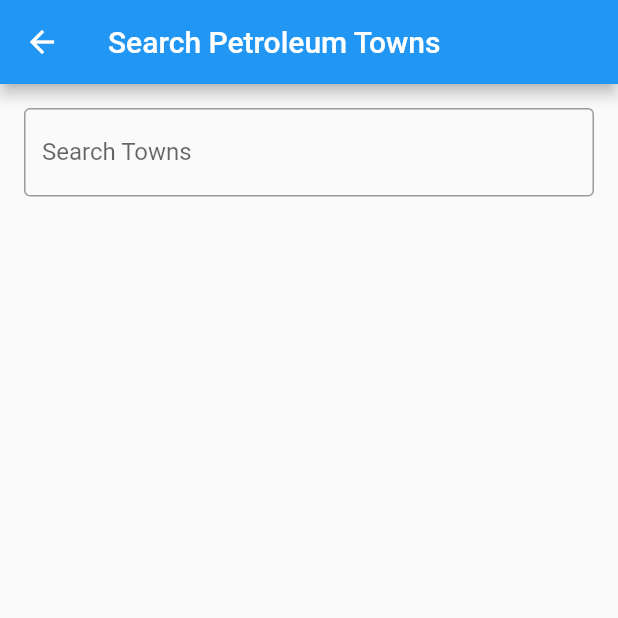
After one commit to collins-1905/epra, a Flutter app: the screen it shows after launch, after a tap on "CURRENT PUMP PRICES", on a phone screen of 412 x 824 dp, the top half of it. The commit adds this screen. Run offline on Flutter 3.47's test engine with Material 2 defaults, Android fonts, the phone set to English and light mode, and no system bars; our stand-ins replace webview_flutter; network calls fail.

Commit message:
Added Petroleum Prices

```diff
--- a/lib/pages/home_page.dart
+++ b/lib/pages/home_page.dart
@@ -1,6 +1,8 @@
 import 'package:epra/pages/employee_details.dart';
 import 'package:epra/pages/epra_portal.dart';
 import 'package:epra/pages/licence_status.dart';
+import 'package:epra/pages/ppa_status.dart';
+import 'package:epra/pages/pump_prices.dart';
 import 'package:flutter/material.dart';
 
 class HomePage extends StatelessWidget {
@@ -48,6 +50,24 @@ class HomePage extends StatelessWidget {
                   color: Colors.white,
                   elevation: 4, // Add elevation for a card-like effect
                   child: ListTile(
+                    leading: Icon(Icons.gas_meter_outlined),
+                    title: Text('CURRENT PUMP PRICES'),
+                    //subtitle: Text('Subtitle 1'),
+                    onTap: () {
+                      Navigator.push(
+                          context,
+                          MaterialPageRoute(
+                              builder: (context) => PetroleumTownWidget()));
+                    },
+                  ),
+                ),
+                const SizedBox(
+                  height: 30,
+                ),
+                Card(
+                  color: Colors.white,
+                  elevation: 4, // Add elevation for a card-like effect
+                  child: ListTile(
                     leading: Icon(Icons.badge_outlined),
                     title: Text('CONFIRM EPRA LICENCE'),
                     //subtitle: Text('Subtitle 1'),
@@ -83,10 +103,13 @@ class HomePage extends StatelessWidget {
                   elevation: 4,
                   child: ListTile(
                     leading: Icon(Icons.cases_outlined),
-                    title: Text('CONFIRM PPA STATUS'),
+                    title: Text('CHECK PPA STATUS'),
                     // subtitle: Text('Subtitle 3'),
                     onTap: () {
-                      // Add your onTap action here for ListTile 3
+                      Navigator.push(
+                          context,
+                          MaterialPageRoute(
+                              builder: (context) => const PPAStatusWidget()));
                     },
                   ),
                 ),
--- a/lib/pages/ppa_status.dart
+++ b/lib/pages/ppa_status.dart
@@ -18,7 +18,7 @@ class _PPAStatusWidgetState extends State<PPAStatusWidget> {
   bool showErrorMessage = false;
   Future<void> getLicenceStatus() async {
     var response = await http.get(Uri.parse(
-        'https://portal.erc.go.ke:8200/api/ussdservices/licencestatus?token=w8VcxKr77f6tn4GSVfBe5jiJYag5R4km&LicenceNumber=${_ppaStatusController.text}'));
+        'https://portal.erc.go.ke:8200/api/ussdservices/ppa-progress?token=w8VcxKr77f6tn4GSVfBe5jiJYag5R4km&ref=${_ppaStatusController.text}'));
     if (response.statusCode == 200) {
       Map<String, dynamic> finalResponse = jsonDecode(response.body);
 
@@ -78,9 +78,9 @@ class _PPAStatusWidgetState extends State<PPAStatusWidget> {
                       subtitle: Column(
                         crossAxisAlignment: CrossAxisAlignment.start,
                         children: [
-                          Text(projectTitle),
-                          Text(powerGenerator),
-                          Text(status),
+                          Text('Project Title: $projectTitle'),
+                          Text('Power Generator: $powerGenerator'),
+                          Text('Status: $status'),
                         ],
                       ),
                     ),
@@ -105,7 +105,7 @@ class _PPAStatusWidgetState extends State<PPAStatusWidget> {
               showErrorMessage
                   ? "Licence not found"
                   : "", // Show the message if licenceStatus is empty
-              style: TextStyle(
+              style: const TextStyle(
                   color: Colors.red), // You can customize the text style
             ),
             const SizedBox(height: 25),
--- /dev/null
+++ b/lib/pages/pump_prices.dart
@@ -0,0 +1,312 @@
+import 'package:flutter/material.dart';
+
+class MyApp extends StatelessWidget {
+  @override
+  Widget build(BuildContext context) {
+    return MaterialApp(
+      title: 'Petroleum Towns',
+      home: PetroleumTownWidget(),
+    );
+  }
+}
+
+class PetroleumTownWidget extends StatefulWidget {
+  @override
+  _PetroleumTownWidgetState createState() => _PetroleumTownWidgetState();
+}
+
+class _PetroleumTownWidgetState extends State<PetroleumTownWidget> {
+  // Sample list of petroleum towns with IDs
+  List<Map<String, dynamic>> petroleumTowns = [
+    {"PetroleumTownID": "1", "PetroleumTownName": "Mombasa"},
+    {"PetroleumTownID": "2", "PetroleumTownName": "Kilifi"},
+    {"PetroleumTownID": "3", "PetroleumTownName": "Likoni Mainland"},
+    {"PetroleumTownID": "4", "PetroleumTownName": "Kwale"},
+    {"PetroleumTownID": "5", "PetroleumTownName": "Malindi"},
+    {"PetroleumTownID": "6", "PetroleumTownName": "Lungalunga"},
+    {"PetroleumTownID": "7", "PetroleumTownName": "Voi"},
+    {"PetroleumTownID": "8", "PetroleumTownName": "Taveta"},
+    {"PetroleumTownID": "9", "PetroleumTownName": "Lamu"},
+    {"PetroleumTownID": "10", "PetroleumTownName": "Nairobi"},
+    {"PetroleumTownID": "11", "PetroleumTownName": "Thika"},
+    {"PetroleumTownID": "12", "PetroleumTownName": "Machakos"},
+    {"PetroleumTownID": "13", "PetroleumTownName": "Kajiado"},
+    {"PetroleumTownID": "14", "PetroleumTownName": "Makuyu"},
+    {"PetroleumTownID": "15", "PetroleumTownName": "Muranga"},
+    {"PetroleumTownID": "16", "PetroleumTownName": "Sagana"},
+    {"PetroleumTownID": "17", "PetroleumTownName": "Embu"},
+    {"PetroleumTownID": "18", "PetroleumTownName": "Kerugoya"},
+    {"PetroleumTownID": "19", "PetroleumTownName": "Narok"},
+    {"PetroleumTownID": "20", "PetroleumTownName": "Nyeri"},
+    {"PetroleumTownID": "21", "PetroleumTownName": "Namanga"},
+    {"PetroleumTownID": "22", "PetroleumTownName": "Kiganjo"},
+    {"PetroleumTownID": "23", "PetroleumTownName": "Chuka"},
+    {"PetroleumTownID": "24", "PetroleumTownName": "Kitui"},
+    {"PetroleumTownID": "25", "PetroleumTownName": "Mwingi"},
+    {"PetroleumTownID": "26", "PetroleumTownName": "Nanyuki"},
+    {"PetroleumTownID": "27", "PetroleumTownName": "Nkubu"},
+    {"PetroleumTownID": "28", "PetroleumTownName": "Mtito Andei"},
+    {"PetroleumTownID": "29", "PetroleumTownName": "Meru"},
+    {"PetroleumTownID": "30", "PetroleumTownName": "Isiolo"},
+    {"PetroleumTownID": "31", "PetroleumTownName": "Maua"},
+    {"PetroleumTownID": "32", "PetroleumTownName": "Garisa"},
+    {"PetroleumTownID": "33", "PetroleumTownName": "Marsabit"},
+    {"PetroleumTownID": "34", "PetroleumTownName": "Liboi"},
+    {"PetroleumTownID": "35", "PetroleumTownName": "Wajir"},
+    {"PetroleumTownID": "36", "PetroleumTownName": "Mandera"},
+    {"PetroleumTownID": "37", "PetroleumTownName": "Nakuru"},
+    {"PetroleumTownID": "38", "PetroleumTownName": "Gilgil"},
+    {"PetroleumTownID": "39", "PetroleumTownName": "Mogotio"},
+    {"PetroleumTownID": "40", "PetroleumTownName": "Molo"},
+    {"PetroleumTownID": "41", "PetroleumTownName": "Londiani"},
+    {"PetroleumTownID": "42", "PetroleumTownName": "Nyahururu"},
+    {"PetroleumTownID": "43", "PetroleumTownName": "Naivasha"},
+    {"PetroleumTownID": "44", "PetroleumTownName": "Marigat"},
+    {"PetroleumTownID": "45", "PetroleumTownName": "Kabarnet"},
+    {"PetroleumTownID": "46", "PetroleumTownName": "Bomet"},
+    {"PetroleumTownID": "47", "PetroleumTownName": "Maral"},
+    {"PetroleumTownID": "48", "PetroleumTownName": "Eldoret"},
+    {"PetroleumTownID": "49", "PetroleumTownName": "Kapsabet"},
+    {"PetroleumTownID": "50", "PetroleumTownName": "Webuye"},
+    {"PetroleumTownID": "51", "PetroleumTownName": "Kitale"},
+    {"PetroleumTownID": "52", "PetroleumTownName": "Kapenguria"},
+    {"PetroleumTownID": "53", "PetroleumTownName": "Bungoma"},
+    {"PetroleumTownID": "54", "PetroleumTownName": "Malaba"},
+    {"PetroleumTownID": "55", "PetroleumTownName": "Lokichogio"},
+    {"PetroleumTownID": "56", "PetroleumTownName": "Kisumu"},
+    {"PetroleumTownID": "57", "PetroleumTownName": "Sondu"},
+    {"PetroleumTownID": "58", "PetroleumTownName": "Oyugis"},
+    {"PetroleumTownID": "59", "PetroleumTownName": "Kakamega"},
+    {"PetroleumTownID": "60", "PetroleumTownName": "Bondo"},
+    {"PetroleumTownID": "61", "PetroleumTownName": "Siaya"},
+    {"PetroleumTownID": "62", "PetroleumTownName": "Kericho"},
+    {"PetroleumTownID": "63", "PetroleumTownName": "Nyamira"},
+    {"PetroleumTownID": "64", "PetroleumTownName": "Kisii"},
+    {"PetroleumTownID": "65", "PetroleumTownName": "Sotik"},
+    {"PetroleumTownID": "66", "PetroleumTownName": "Keroka"},
+    {"PetroleumTownID": "67", "PetroleumTownName": "Busia"},
+    {"PetroleumTownID": "68", "PetroleumTownName": "Homabay"},
+    {"PetroleumTownID": "69", "PetroleumTownName": "Migori"},
+    {"PetroleumTownID": "70", "PetroleumTownName": "Isebania"},
+    {"PetroleumTownID": "71", "PetroleumTownName": "Hola"},
+    {"PetroleumTownID": "72", "PetroleumTownName": "Olenguruone"},
+    {"PetroleumTownID": "73", "PetroleumTownName": "Moyale"},
+    {"PetroleumTownID": "74", "PetroleumTownName": "Sololo"},
+    {"PetroleumTownID": "75", "PetroleumTownName": "Habaswein"},
+    {"PetroleumTownID": "76", "PetroleumTownName": "Dadaab"},
+    {"PetroleumTownID": "77", "PetroleumTownName": "Tarbaj"},
+    {"PetroleumTownID": "78", "PetroleumTownName": "Elwak"},
+    {"PetroleumTownID": "79", "PetroleumTownName": "Archers Post"},
+    {"PetroleumTownID": "80", "PetroleumTownName": "Lodosoit"},
+    {"PetroleumTownID": "81", "PetroleumTownName": "Moiben"},
+    {"PetroleumTownID": "82", "PetroleumTownName": "Matunda"},
+    {"PetroleumTownID": "83", "PetroleumTownName": "Burnt Forest"},
+    {"PetroleumTownID": "84", "PetroleumTownName": "Tambach"},
+    {"PetroleumTownID": "85", "PetroleumTownName": "Kapsowar"},
+    {"PetroleumTownID": "86", "PetroleumTownName": "Chebara"},
+    {"PetroleumTownID": "87", "PetroleumTownName": "Kimwarer"},
+    {"PetroleumTownID": "88", "PetroleumTownName": "Timboroa"},
+    {"PetroleumTownID": "89", "PetroleumTownName": "Nandi Hills"},
+    {"PetroleumTownID": "90", "PetroleumTownName": "Kaiboi"},
+    {"PetroleumTownID": "91", "PetroleumTownName": "Kiminini"},
+    {"PetroleumTownID": "92", "PetroleumTownName": "Endebes"},
+    {"PetroleumTownID": "93", "PetroleumTownName": "Saboti"},
+    {"PetroleumTownID": "94", "PetroleumTownName": "Chepareria"},
+    {"PetroleumTownID": "95", "PetroleumTownName": "Lomut"},
+    {"PetroleumTownID": "96", "PetroleumTownName": "Burgich"},
+    {"PetroleumTownID": "97", "PetroleumTownName": "Sigor"},
+    {"PetroleumTownID": "98", "PetroleumTownName": "Lodwar"},
+    {"PetroleumTownID": "99", "PetroleumTownName": "Kakuma"},
+    {"PetroleumTownID": "100", "PetroleumTownName": "Lokori"},
+    {"PetroleumTownID": "101", "PetroleumTownName": "Lokitaung"},
+    {"PetroleumTownID": "102", "PetroleumTownName": "Kapedo"},
+    {"PetroleumTownID": "103", "PetroleumTownName": "Maralal"},
+    {"PetroleumTownID": "104", "PetroleumTownName": "Lokichar"},
+    {"PetroleumTownID": "105", "PetroleumTownName": "Kalokol"},
+    {"PetroleumTownID": "106", "PetroleumTownName": "Modogashe"},
+    {"PetroleumTownID": "107", "PetroleumTownName": "Kiplombe"},
+    {"PetroleumTownID": "108", "PetroleumTownName": "Iten"},
+    {"PetroleumTownID": "109", "PetroleumTownName": "Naiberi"},
+    {"PetroleumTownID": "110", "PetroleumTownName": "Kesses"},
+    {"PetroleumTownID": "111", "PetroleumTownName": "Ziwa"},
+    {"PetroleumTownID": "112", "PetroleumTownName": "Soy"},
+    {"PetroleumTownID": "113", "PetroleumTownName": "Moi's Bridge"},
+    {"PetroleumTownID": "114", "PetroleumTownName": "Turbo"},
+    {"PetroleumTownID": "115", "PetroleumTownName": "Kibish"},
+    {"PetroleumTownID": "116", "PetroleumTownName": "Nakalale"},
+    {"PetroleumTownID": "117", "PetroleumTownName": "Loima"},
+    {"PetroleumTownID": "118", "PetroleumTownName": "Lokiriama"},
+    {"PetroleumTownID": "119", "PetroleumTownName": "Kainuk"},
+    {"PetroleumTownID": "120", "PetroleumTownName": "Kacheliba"},
+    {"PetroleumTownID": "121", "PetroleumTownName": "Kiwawa"},
+    {"PetroleumTownID": "122", "PetroleumTownName": "Ortum"},
+    {"PetroleumTownID": "123", "PetroleumTownName": "Kachibora"},
+    {"PetroleumTownID": "124", "PetroleumTownName": "Kwanza"},
+    {"PetroleumTownID": "125", "PetroleumTownName": "Kaplamai"},
+    {"PetroleumTownID": "126", "PetroleumTownName": "Eldama Ravine"},
+    {"PetroleumTownID": "127", "PetroleumTownName": "Tenges"},
+    {"PetroleumTownID": "128", "PetroleumTownName": "Barwessa"},
+    {"PetroleumTownID": "129", "PetroleumTownName": "Kipsaraman"},
+    {"PetroleumTownID": "130", "PetroleumTownName": "Loruk"},
+    {"PetroleumTownID": "131", "PetroleumTownName": "Kabartonjo"},
+    {"PetroleumTownID": "132", "PetroleumTownName": "Tindiret"},
+    {"PetroleumTownID": "133", "PetroleumTownName": "O'lessos"},
+    {"PetroleumTownID": "134", "PetroleumTownName": "Kobujoj"},
+    {"PetroleumTownID": "135", "PetroleumTownName": "Serem"},
+    {"PetroleumTownID": "136", "PetroleumTownName": "Kabiyet"},
+    {"PetroleumTownID": "137", "PetroleumTownName": "Cheptulu"},
+    {"PetroleumTownID": "138", "PetroleumTownName": "Songor"},
+    {"PetroleumTownID": "139", "PetroleumTownName": "Kapcherop"},
+    {"PetroleumTownID": "140", "PetroleumTownName": "Sambalat"},
+    {"PetroleumTownID": "141", "PetroleumTownName": "Arror"},
+    {"PetroleumTownID": "142", "PetroleumTownName": "Tot"},
+    {"PetroleumTownID": "143", "PetroleumTownName": "Kaptarakwa"},
+    {"PetroleumTownID": "144", "PetroleumTownName": "Mumias"},
+    {"PetroleumTownID": "145", "PetroleumTownName": "Muhoroni"},
+    {"PetroleumTownID": "146", "PetroleumTownName": "Mbita"},
+    {"PetroleumTownID": "147", "PetroleumTownName": "Mbale"},
+    {"PetroleumTownID": "148", "PetroleumTownName": "Etago"},
+    {"PetroleumTownID": "149", "PetroleumTownName": "Magenche"},
+    {"PetroleumTownID": "150", "PetroleumTownName": "Kilgoris"},
+    {"PetroleumTownID": "151", "PetroleumTownName": "Samburu"},
+    {"PetroleumTownID": "152", "PetroleumTownName": "Taru"},
+    {"PetroleumTownID": "153", "PetroleumTownName": "Kaloleni"},
+    {"PetroleumTownID": "154", "PetroleumTownName": "Marereni"},
+    {"PetroleumTownID": "155", "PetroleumTownName": "Garsen"},
+    {"PetroleumTownID": "156", "PetroleumTownName": "Minjila"},
+    {"PetroleumTownID": "158", "PetroleumTownName": "Mpeketoni"},
+    {"PetroleumTownID": "159", "PetroleumTownName": "Mwatate"},
+    {"PetroleumTownID": "160", "PetroleumTownName": "Wundanyi"},
+    {"PetroleumTownID": "161", "PetroleumTownName": "Bute"},
+    {"PetroleumTownID": "162", "PetroleumTownName": "Eldas"},
+    {"PetroleumTownID": "163", "PetroleumTownName": "Hadado"},
+    {"PetroleumTownID": "164", "PetroleumTownName": "Kalacha"},
+    {"PetroleumTownID": "165", "PetroleumTownName": "Korr"},
+    {"PetroleumTownID": "166", "PetroleumTownName": "Laisamis"},
+    {"PetroleumTownID": "167", "PetroleumTownName": "Loyangalani"},
+    {"PetroleumTownID": "168", "PetroleumTownName": "Maikona"},
+    {"PetroleumTownID": "169", "PetroleumTownName": "Merille"},
+    {"PetroleumTownID": "170", "PetroleumTownName": "North Horr"},
+    {"PetroleumTownID": "171", "PetroleumTownName": "Turbi"},
+    {"PetroleumTownID": "172", "PetroleumTownName": "Merti"},
+    {"PetroleumTownID": "173", "PetroleumTownName": "Oldonyiro"},
+    {"PetroleumTownID": "174", "PetroleumTownName": "Marimanti"},
+    {"PetroleumTownID": "175", "PetroleumTownName": "Mutuobare"},
+    {"PetroleumTownID": "176", "PetroleumTownName": "Matuu"},
+    {"PetroleumTownID": "177", "PetroleumTownName": "Kalemngorok"},
+    {"PetroleumTownID": "178", "PetroleumTownName": "Kapese"},
+    {"PetroleumTownID": "179", "PetroleumTownName": "Alale"},
+    {"PetroleumTownID": "180", "PetroleumTownName": "Asilong"},
+    {"PetroleumTownID": "181", "PetroleumTownName": "Chepkorniswo"},
+    {"PetroleumTownID": "182", "PetroleumTownName": "Kaibichbich"},
+    {"PetroleumTownID": "183", "PetroleumTownName": "Keringet"},
+    {"PetroleumTownID": "184", "PetroleumTownName": "Kunyao"},
+    {"PetroleumTownID": "185", "PetroleumTownName": "Marich"},
+    {"PetroleumTownID": "186", "PetroleumTownName": "Morpus"},
+    {"PetroleumTownID": "187", "PetroleumTownName": "Orolwo"},
+    {"PetroleumTownID": "188", "PetroleumTownName": "Sebit"},
+    {"PetroleumTownID": "189", "PetroleumTownName": "Wamba"},
+    {"PetroleumTownID": "190", "PetroleumTownName": "Doldo"},
+    {"PetroleumTownID": "191", "PetroleumTownName": "Lamuria"},
+    {"PetroleumTownID": "192", "PetroleumTownName": "Rumuruti"},
+    {"PetroleumTownID": "193", "PetroleumTownName": "Sipili"},
+    {"PetroleumTownID": "194", "PetroleumTownName": "Mai Mahiru"},
+    {"PetroleumTownID": "197", "PetroleumTownName": "Lugari"},
+    {"PetroleumTownID": "198", "PetroleumTownName": "Malava"},
+    {"PetroleumTownID": "199", "PetroleumTownName": "Chwele"},
+    {"PetroleumTownID": "200", "PetroleumTownName": "Kaspokwony"},
+    {"PetroleumTownID": "201", "PetroleumTownName": "Kimilili"},
+    {"PetroleumTownID": "202", "PetroleumTownName": "Funyula"},
+    {"PetroleumTownID": "203", "PetroleumTownName": "Nambale"},
+    {"PetroleumTownID": "204", "PetroleumTownName": "Port Bunyala"},
+    {"PetroleumTownID": "205", "PetroleumTownName": "Sio Port"},
+    {"PetroleumTownID": "206", "PetroleumTownName": "Asembo"},
+    {"PetroleumTownID": "207", "PetroleumTownName": "Harambee"},
+    {"PetroleumTownID": "208", "PetroleumTownName": "Ugunja"},
+    {"PetroleumTownID": "209", "PetroleumTownName": "Usenge"},
+    {"PetroleumTownID": "210", "PetroleumTownName": "Ahero"},
+    {"PetroleumTownID": "211", "PetroleumTownName": "Awasi"},
+    {"PetroleumTownID": "212", "PetroleumTownName": "Ndhiwa"},
+    {"PetroleumTownID": "213", "PetroleumTownName": "Rangwe"},
+    {"PetroleumTownID": "214", "PetroleumTownName": "Rodi Kopany"},
+    {"PetroleumTownID": "215", "PetroleumTownName": "Sindo"},
+    {"PetroleumTownID": "216", "PetroleumTownName": "Kehancha"},
+    {"PetroleumTownID": "217", "PetroleumTownName": "Muhuru Bay"},
+    {"PetroleumTownID": "218", "PetroleumTownName": "Ntimaru"},
+    {"PetroleumTownID": "219", "PetroleumTownName": "Rongo"},
+    {"PetroleumTownID": "220", "PetroleumTownName": "Kerina"},
+    {"PetroleumTownID": "221", "PetroleumTownName": "Keumbu"},
+    {"PetroleumTownID": "222", "PetroleumTownName": "Marani"},
+    {"PetroleumTownID": "223", "PetroleumTownName": "Nyangusu"},
+    {"PetroleumTownID": "224", "PetroleumTownName": "Ogembo"},
+    {"PetroleumTownID": "225", "PetroleumTownName": "Sengera"},
+    {"PetroleumTownID": "226", "PetroleumTownName": "Ikonge"},
+    {"PetroleumTownID": "227", "PetroleumTownName": "Nyansiongo"}
+  ];
+
+  TextEditingController searchController = TextEditingController();
+  List<Map<String, dynamic>> searchResults = [];
+
+  void updateSearchResults(String query) {
+    if (query.isEmpty) {
+      setState(() {
+        searchResults.clear();
+      });
+      return;
+    }
+
+    List<Map<String, dynamic>> _searchResults = petroleumTowns
+        .where((town) => town['PetroleumTownName']
+            .toLowerCase()
+            .contains(query.toLowerCase()))
+        .toList();
+
+    setState(() {
+      searchResults = _searchResults;
+    });
+  }
+
+  @override
+  Widget build(BuildContext context) {
+    return Scaffold(
+      appBar: AppBar(
+        title: Text('Search Petroleum Towns'),
+      ),
+      body: Padding(
+        padding: EdgeInsets.all(16.0),
+        child: Column(
+          children: [
+            TextField(
+              controller: searchController,
+              onChanged: (value) {
+                updateSearchResults(value);
+              },
+              decoration: InputDecoration(
+                labelText: 'Search Towns',
+                border: OutlineInputBorder(),
+              ),
+            ),
+            SizedBox(height: 16.0),
+            Expanded(
+              child: ListView.builder(
+                itemCount: searchResults.length,
+                itemBuilder: (context, index) {
+                  return ListTile(
+                    title: Text(searchResults[index]['PetroleumTownName']),
+                    onTap: () {
+                      // Pass the selected town ID to the text editing controller
+                      String selectedTownID =
+                          searchResults[index]['PetroleumTownID'];
+                      // Here you can use selectedTownID as needed
+                      print('Selected Town ID: $selectedTownID');
+                    },
+                  );
+                },
+              ),
+            ),
+          ],
+        ),
+      ),
+    );
+  }
+}
```
